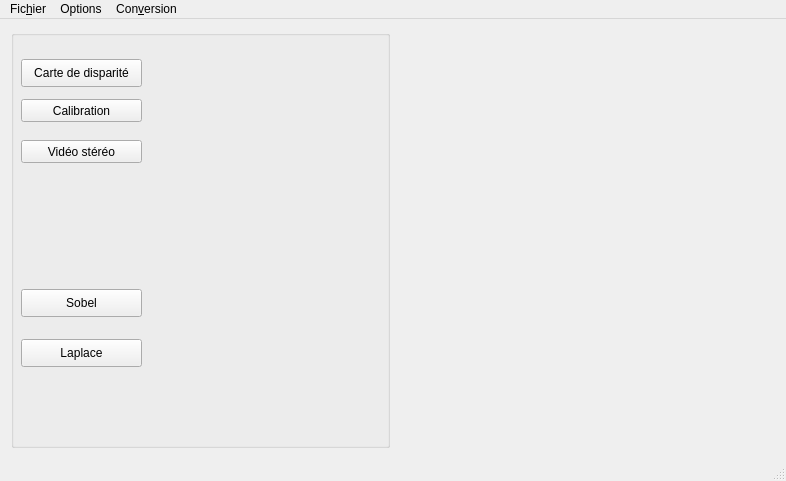
Before: the Qt Designer form widgets/mainwindow.ui in K1ntus/Projet-Technologique-L3, drawn with Qt 5.
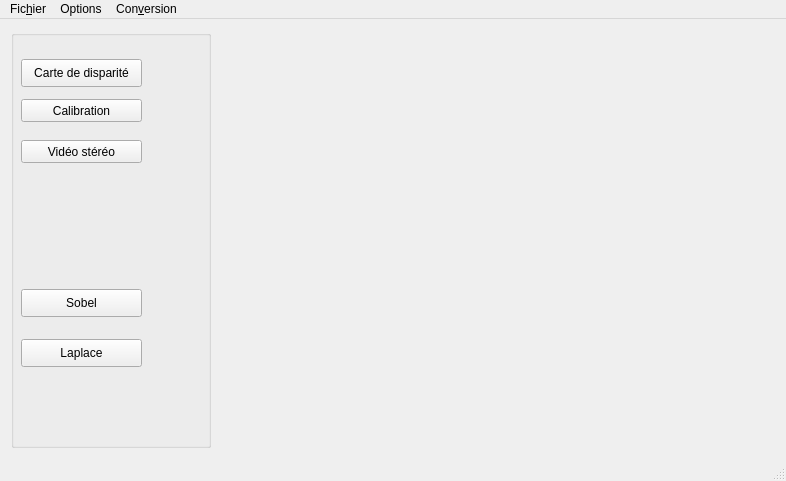
After: the same form once the commit is applied. Icons and pictures are not drawn.

Patch:
```diff
--- a/widgets/mainwindow.ui
+++ b/widgets/mainwindow.ui
@@ -29,6 +29,12 @@
         <height>0</height>
        </size>
       </property>
+      <property name="maximumSize">
+       <size>
+        <width>200</width>
+        <height>16777215</height>
+       </size>
+      </property>
       <property name="title">
        <string/>
       </property>
```
Left out of the diff: 24 changed lines with no effect on the pictures.
